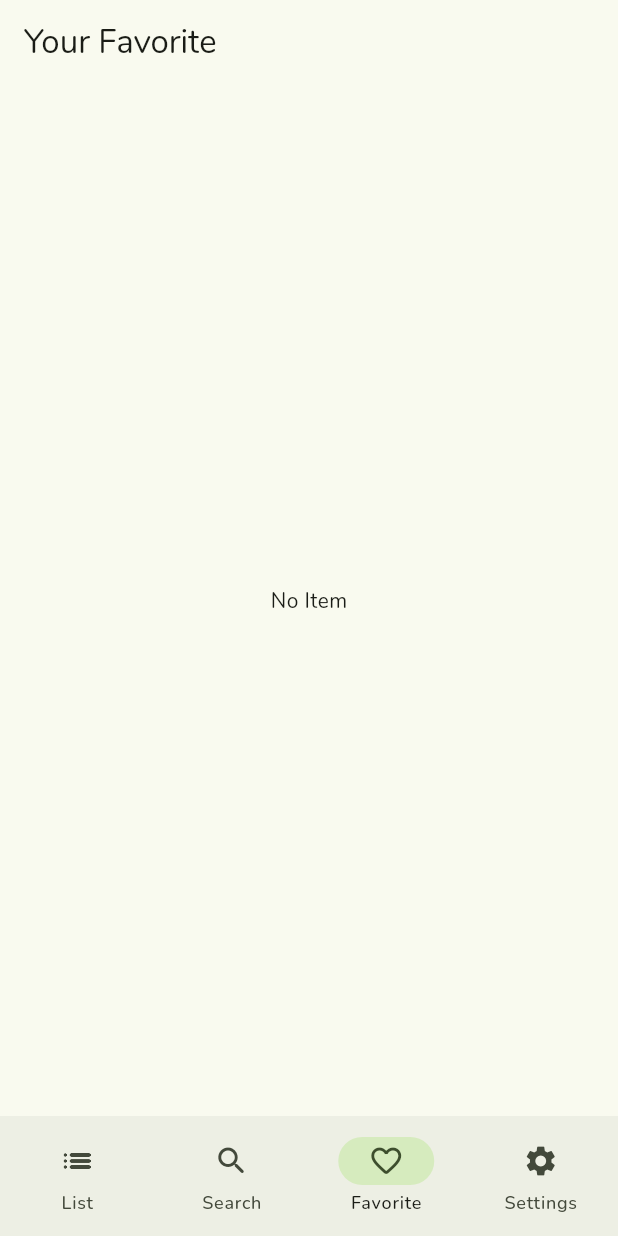
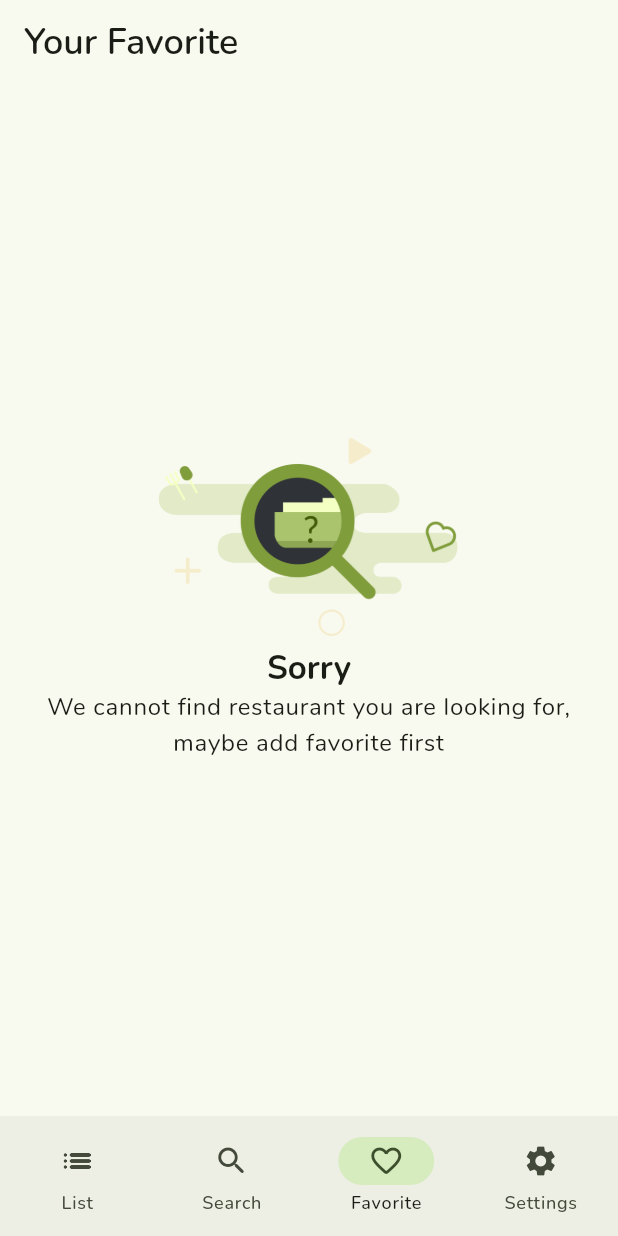
Before and after one commit to waffiqaziz/restaurantzz, a Flutter app: the screen it shows after launch, item 3 of the bottom bar chosen, on a phone screen of 412 x 824 dp. Run offline on Flutter 3.47's test engine with Material 3 defaults, Android fonts, the phone set to English and light mode, and no system bars; our stand-ins replace flutter_rating_bar, readmore, shared_preferences, sqflite, sqflite_common_ffi_web; accounts and stored records are empty; network calls fail; project files that could hold a hidden picture were left out.

Commit message:
feat: improve error message and others information
- improve error message with illustration
- improve not found for search with illustration
- improve no favorite list with illustration

```diff
--- a/lib/core/common/strings.dart
+++ b/lib/core/common/strings.dart
@@ -30,9 +30,9 @@
 
   static String yourFavorite = "Your Favorite";
   static String noFavorite =
-      "We cannot find restaurant you are looking for,\nmaybe add favorite first";
+      "We cannot find restaurant you are looking for, maybe add favorite first";
 
-  static String sorry = "SORRY";
+  static String sorry = "Sorry";
   static String settings = "Settings";
   static String enableNotification = "Enable Notification";
   static String darkMode = "Dark Mode";
--- a/lib/feature/favorite/screen/favorite_screen.dart
+++ b/lib/feature/favorite/screen/favorite_screen.dart
@@ -15,7 +15,7 @@
 class _FavoriteScreenState extends State<FavoriteScreen> {
   @override
   void initState() {
-    Future.microtask(() {
+    WidgetsBinding.instance.addPostFrameCallback((_) {
       context.read<LocalDatabaseProvider>().loadAllRestaurant();
     });
     super.initState();
@@ -25,7 +25,13 @@
   Widget build(BuildContext context) {
     return Scaffold(
       appBar: AppBar(
-        title: Text(Strings.yourFavorite),
+        title: Text(
+          Strings.yourFavorite,
+          style: Theme.of(context)
+              .textTheme
+              .headlineSmall
+              ?.copyWith(fontWeight: FontWeight.w600),
+        ),
       ),
       body: Consumer<LocalDatabaseProvider>(
         builder: (context, value, child) {
@@ -53,12 +59,31 @@
                   );
                 },
               ),
-            _ => const Center(
-                child: Column(
-                  mainAxisAlignment: MainAxisAlignment.center,
-                  children: [
-                    Text("No Item"),
-                  ],
+            _ => Center(
+                child: Padding(
+                  padding: const EdgeInsets.all(16.0),
+                  child: Column(
+                    mainAxisAlignment: MainAxisAlignment.center,
+                    children: [
+                      Image.asset(
+                        "images/not-found.png",
+                        width: 200,
+                      ),
+                      const SizedBox(height: 8),
+                      Text(
+                        Strings.sorry,
+                        style: Theme.of(context)
+                            .textTheme
+                            .titleLarge
+                            ?.copyWith(fontWeight: FontWeight.bold),
+                      ),
+                      Text(
+                        Strings.noFavorite,
+                        textAlign: TextAlign.center,
+                        style: Theme.of(context).textTheme.bodyLarge,
+                      ),
+                    ],
+                  ),
                 ),
               ),
           };
```
Also changed, not shown: lib/feature/detail/screen/detail_screen.dart (+15 -8 lines), lib/feature/list/screen/list_screen.dart (+14 -8 lines), lib/feature/search/screen/search_screen.dart (+50 -10 lines), images/general_error.png (added), images/not-found.png (added).
